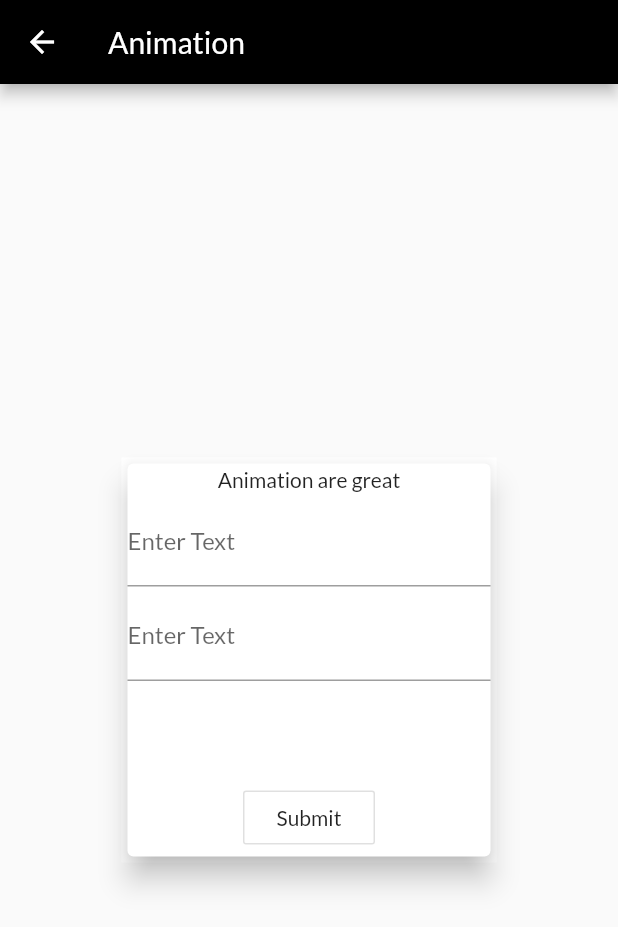
After one commit to gourman9900/Flutter_Shop, a Flutter app: the AnimationScreen screen opened directly, on a phone screen of 412 x 824 dp. The commit adds this screen. Shown: the top 927 px of the screen. Run offline on Flutter 3.47's test engine with Material 2 defaults, Android fonts, the phone set to English and light mode, and no system bars; our stand-ins replace shared_preferences; accounts and stored records are empty.

Commit message:
animations

```diff
--- /dev/null
+++ b/lib/helpers/custom_page_transition.dart
@@ -0,0 +1,48 @@
+import 'package:flutter/material.dart';
+
+class CustomPageTransitions<T> extends MaterialPageRoute<T> {
+  CustomPageTransitions({
+    WidgetBuilder builder,
+    RouteSettings settings,
+  }) : super(
+          builder: builder,
+          settings: settings,
+        );
+
+  @override
+  Widget buildTransitions(
+    BuildContext context,
+    Animation<double> animation,
+    Animation<double> secondaryAnimation,
+    Widget child,
+  ) {
+    // TODO: implement buildTransitions
+    if (settings.isInitialRoute) {
+      return child;
+    }
+    return FadeTransition(
+      opacity: animation,
+      child: child,
+    );
+  }
+}
+
+class CustomPageRouteTransition extends PageTransitionsBuilder {
+  @override
+  Widget buildTransitions<T>(
+    PageRoute<T> route,
+    BuildContext context,
+    Animation<double> animation,
+    Animation<double> secondaryAnimation,
+    Widget child,
+  ) {
+    // TODO: implement buildTransitions
+    if (route.settings.isInitialRoute) {
+      return child;
+    }
+    return FadeTransition(
+      opacity: animation,
+      child: child,
+    );
+  }
+}
--- a/lib/providers/order.dart
+++ b/lib/providers/order.dart
@@ -17,15 +17,16 @@ class OrderItem {
 class Order with ChangeNotifier {
   List<OrderItem> _orderProducts = [];
   final String authToken;
+  final String userId;
 
-  Order(this.authToken,this._orderProducts);
+  Order(this.authToken,this.userId,this._orderProducts);
 
   List<OrderItem> get orderProducts {
     return [..._orderProducts];
   }
 
   Future<void> fetchAndSetOrders() async {
-    final url = "https://flutter-shop-dcd01.firebaseio.com/orders.json?auth=$authToken";
+    final url = "https://flutter-shop-dcd01.firebaseio.com/orders/$userId.json?auth=$authToken";
     final response = await http.get(url);
     final List<OrderItem> loadedProducts = [];
     final extractedData = json.decode(response.body) as Map<String, dynamic>;
@@ -58,7 +59,7 @@ class Order with ChangeNotifier {
   }
 
   Future<void> addOrder(List<CartItem> orderProducts, double total) async {
-    final url = "https://flutter-shop-dcd01.firebaseio.com/orders.json?auth=$authToken";
+    final url = "https://flutter-shop-dcd01.firebaseio.com/orders/$userId.json?auth=$authToken";
     final timeStamp = DateTime.now();
     final response = await http.post(
       url,
--- /dev/null
+++ b/lib/screens/animation_test_screen.dart
@@ -0,0 +1,106 @@
+import 'package:flutter/material.dart';
+
+class AnimationScreen extends StatefulWidget {
+  AnimationScreen({Key key}) : super(key: key);
+
+  @override
+  _AnimationScreenState createState() => _AnimationScreenState();
+}
+
+// void toggleAnimation() {
+//   animation = !animation;
+// }
+
+class _AnimationScreenState extends State<AnimationScreen>
+    with SingleTickerProviderStateMixin {
+  var animation = false;
+  AnimationController _controller;
+  Animation<Offset> _slideanimation;
+  Animation<double> _fadeanimation;
+
+  @override
+  void initState() {
+    // TODO: implement initState
+    super.initState();
+    _controller =
+        AnimationController(vsync: this, duration: Duration(milliseconds: 300));
+    _slideanimation = Tween<Offset>(begin: Offset(0, -1.5), end: Offset(0, 0))
+        .animate(CurvedAnimation(parent: _controller, curve: Curves.easeIn));
+    _fadeanimation = Tween<double>(begin: 0.0, end: 1.0)
+        .animate(CurvedAnimation(parent: _controller, curve: Curves.easeIn));
+  }
+
+  @override
+  void dispose() {
+    super.dispose();
+    _controller.dispose();
+  }
+
+  void transitions() {
+    if (animation == false) {
+      setState(() {
+        animation = true;
+      });
+      _controller.forward();
+    }
+    else {
+      setState(() {
+        animation = false;
+      });
+      _controller.reverse();
+    }
+  }
+
+  @override
+  Widget build(BuildContext context) {
+    print(animation);
+    return Scaffold(
+      appBar: AppBar(
+        title: Text("Animation"),
+      ),
+      body: Center(
+        child: AnimatedContainer(
+          duration: Duration(milliseconds: 300),
+          curve: Curves.easeIn,
+          height: animation ? 340 : 270,
+          width: 250,
+          margin: EdgeInsets.all(50),
+          color: Colors.white,
+          child: Card(
+            child: Column(
+              mainAxisAlignment: MainAxisAlignment.spaceAround,
+              children: <Widget>[
+                Text("Animation are great"),
+                TextField(
+                  decoration: InputDecoration(
+                    labelText: "Enter Text",
+                  ),
+                ),
+                TextField(
+                  decoration: InputDecoration(
+                    labelText: "Enter Text",
+                  ),
+                ),
+                FadeTransition(
+                    opacity: _fadeanimation,
+                    child: SlideTransition(
+                        position: _slideanimation,
+                        child: TextField(
+                          decoration: InputDecoration(
+                            labelText: "Enter Text",
+                          ),
+                        ))),
+                OutlineButton(
+                    child: Text("Submit"),
+                    onPressed: () {
+                      transitions();
+                    })
+              ],
+            ),
+            elevation: 8,
+          ),
+        ),
+      ),
+    );
+  }
+}
--- a/pubspec.yaml
+++ b/pubspec.yaml
@@ -22,6 +22,7 @@ dependencies:
   provider: ^4.0.4
   intl: ^0.16.1
   http: ^0.12.0+4
+  shared_preferences: ^0.5.7
 
   # The following adds the Cupertino Icons font to your application.
   # Use with the CupertinoIcons class for iOS style icons.
@@ -42,8 +43,8 @@ flutter:
   uses-material-design: true
 
   # To add assets to your application, add an assets section, like this:
-  # assets:
-  #  - images/a_dot_burr.jpeg
+  assets:
+   - assets/images/product-placeholder.png
   #  - images/a_dot_ham.jpeg
 
   # An image asset can refer to one or more resolution-specific "variants", see
```
Also changed, not shown: lib/main.dart (+29 -9 lines), lib/providers/auth.dart (+67 -0 lines), lib/providers/product.dart (+7 -7 lines), lib/providers/products.dart (+10 -5 lines), lib/screens/auth_screen.dart (+36 -8 lines), lib/screens/product_detail_screen.dart (+42 -21 lines), lib/screens/splash_screen.dart (added, +17 -0 lines), lib/screens/user_product_screen.dart (+16 -5 lines), lib/widgets/main_drawer.dart (+12 -0 lines), lib/widgets/order_item.dart (+8 -4 lines), lib/widgets/product_item.dart (+9 -5 lines), assets/images/product-placeholder.png (added), pubspec.lock.
